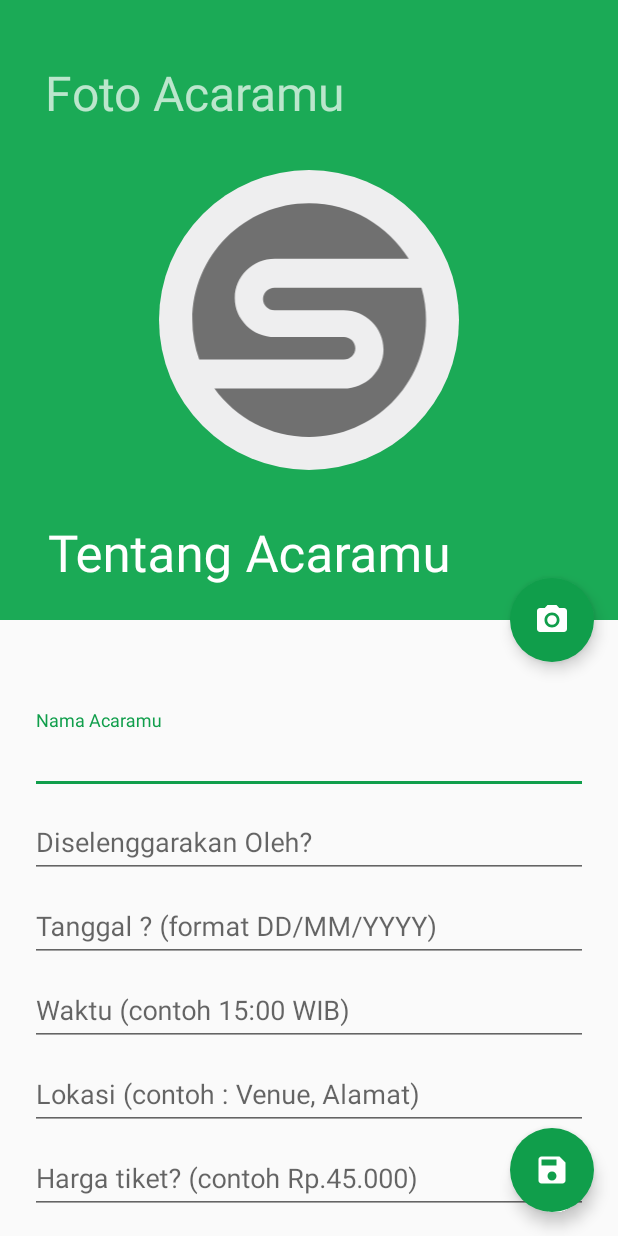
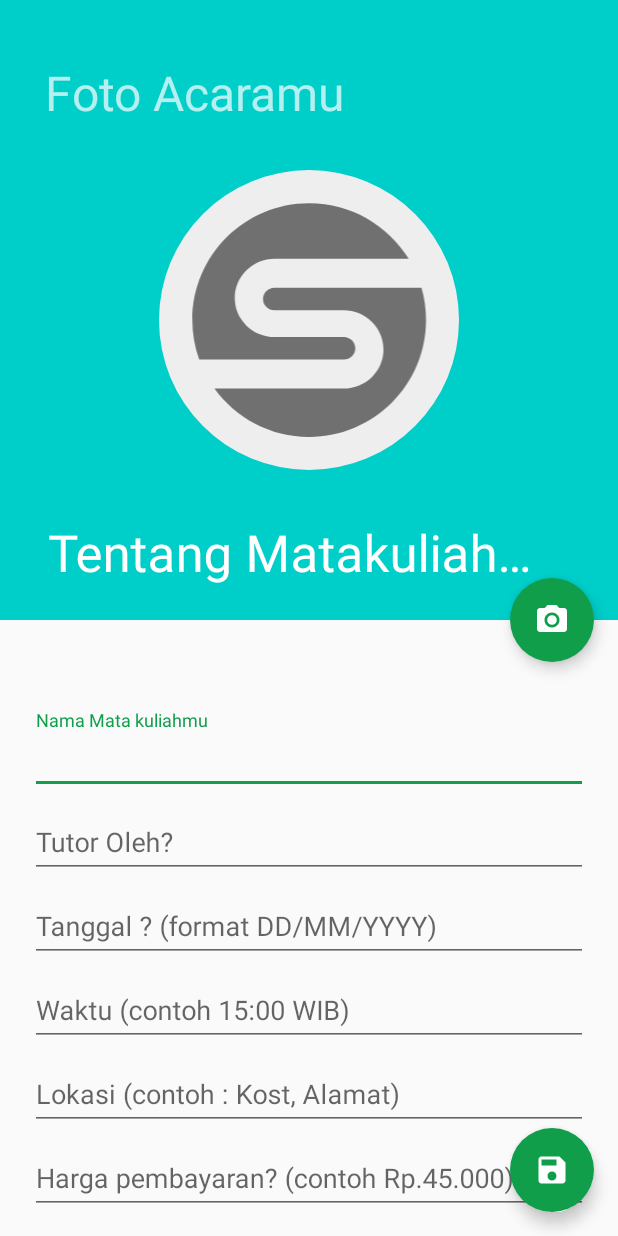
Before and after one commit to ibalm9/CariTutorProject, an Android app: the AddEvent screen opened directly, with no data from a screen before it, after a tap on an icon or button, on a phone screen of 412 x 824 dp. Run offline under Robolectric (Android 15) with nearby library versions, the phone set to English and light mode, and no system bars; plain views replace RoundedImageView; 1 statement that could not run was skipped.

Commit message:
Ganti warna

```diff
--- a/app/src/main/AndroidManifest.xml
+++ b/app/src/main/AndroidManifest.xml
@@ -26,7 +26,7 @@
             android:theme="@style/AppTheme.NoActionBar" />
         <activity
             android:name=".Activity.CafeActivity"
-            android:label="Warung ad"
+            android:label="Warung adaad"
 
             android:theme="@style/AppTheme.NoActionBar" />
         <activity
--- a/app/src/main/java/com/example/finalproject/network/ConfigWajotv.java
+++ b/app/src/main/java/com/example/finalproject/network/ConfigWajotv.java
@@ -5,7 +5,7 @@ package com.example.finalproject.network;
  */
 public class ConfigWajotv {
     //Data URL
-    public static final String DATA_URL = "https://wajotv.com/api/get_recent_posts/?count=10";
+    public static final String DATA_URL = "https://wajotv.com/api/get_recent_posts/?count=10/?id=33";
     public static final String UPLOAD_URL = "http://192.168.43.111/codetr/upload.php";
     public static final String UPLOAD_KEY = "thumbnail";
 
--- a/app/src/main/java/com/example/finalproject/view_event/AddEvent.java
+++ b/app/src/main/java/com/example/finalproject/view_event/AddEvent.java
@@ -53,7 +53,7 @@ public class AddEvent extends BaseActivity {
         toolbar.setTitleTextColor(Color.LTGRAY);
         toolbar.setTitleMargin(20,20,20,20);
 
-       toolbar.setTitle("Tentang Acaramu");
+       toolbar.setTitle("Tentang Matakuliahmu");
 
         imageView = (ImageView) findViewById(R.id.imageView);
 
@@ -106,7 +106,7 @@ public class AddEvent extends BaseActivity {
         Intent intent = new Intent();
         intent.setType("image/*");
         intent.setAction(Intent.ACTION_GET_CONTENT);
-        startActivityForResult(Intent.createChooser(intent, "Pilih Poster Acaramu"), PICK_IMAGE_REQUEST);
+        startActivityForResult(Intent.createChooser(intent, "Pilih Gambar"), PICK_IMAGE_REQUEST);
     }
 
     @Override
--- a/app/src/main/res/layout/view_home_add.xml
+++ b/app/src/main/res/layout/view_home_add.xml
@@ -30,7 +30,7 @@
                 android:layout_width="match_parent"
                 android:layout_height="wrap_content"
                 android:singleLine="true"
-                android:hint="Nama Acaramu" />
+                android:hint="Nama Mata kuliahmu" />
         </android.support.design.widget.TextInputLayout>
 
             <android.support.design.widget.TextInputLayout
@@ -43,7 +43,7 @@
                     android:layout_width="match_parent"
                     android:layout_height="wrap_content"
                     android:singleLine="true"
-                    android:hint="Diselenggarakan Oleh?" />
+                    android:hint="Tutor Oleh?" />
             </android.support.design.widget.TextInputLayout>
             <android.support.design.widget.TextInputLayout
                 android:id="@+id/input_layout_date"
@@ -79,7 +79,7 @@
                     android:layout_width="match_parent"
                     android:layout_height="wrap_content"
                     android:singleLine="true"
-                    android:hint="Lokasi (contoh : Venue, Alamat) " />
+                    android:hint="Lokasi (contoh : Kost, Alamat) " />
             </android.support.design.widget.TextInputLayout>
             <android.support.design.widget.TextInputLayout
                 android:id="@+id/input_layout_ticket"
@@ -91,7 +91,7 @@
                     android:layout_width="match_parent"
                     android:layout_height="wrap_content"
                     android:singleLine="true"
-                    android:hint="Harga tiket? (contoh Rp.45.000)" />
+                    android:hint="Harga pembayaran? (contoh Rp.45.000)" />
             </android.support.design.widget.TextInputLayout>
             <android.support.design.widget.TextInputLayout
                 android:id="@+id/input_layout_desc"
@@ -106,7 +106,7 @@
                     android:layout_height="wrap_content"
                     android:maxLines="10"
                     android:lines="5"
-                    android:hint="Keterangan acaramu disini"
+                    android:hint="Keterangan matkul disini"
                     android:autoLink="all"
                     android:minLines="1"
                     android:gravity="top|left"
--- a/app/src/main/res/values/colors.xml
+++ b/app/src/main/res/values/colors.xml
@@ -1,8 +1,8 @@
 <?xml version="1.0" encoding="utf-8"?>
 <resources>
 
-    <color name="colorPrimary">#1BAA56</color>
-    <color name="colorPrimaryDark">#109E4B</color>
+    <color name="colorPrimary">#00CEC9</color>
+    <color name="colorPrimaryDark">#81ecec</color>
     <color name="colorAccent">#109E4B</color>
     <color name="colorBlack">#707070</color>
     <color name="white">#FFFFFF</color>
```
